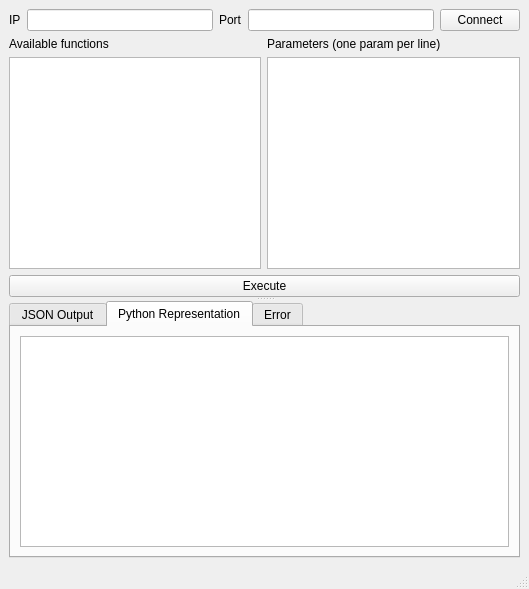
This is satellites/xmlrpc-tester/xtest.ui in thewickednet/wickedjukebox as Qt 5 draws it before an edit. The edited form follows.
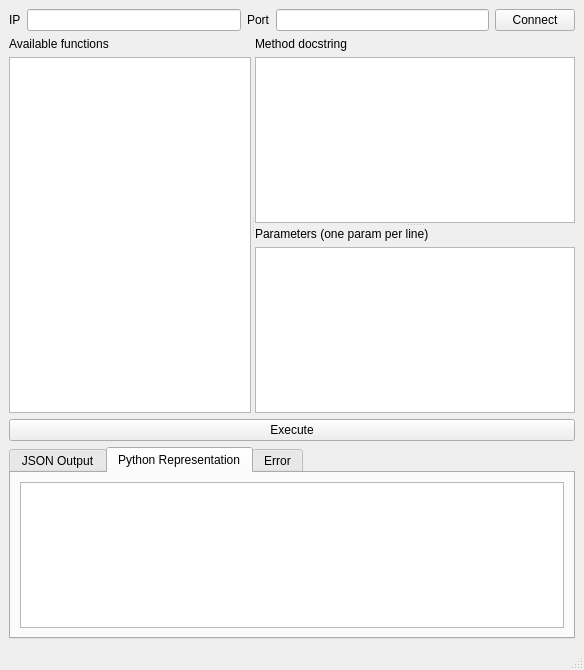
This is the edited form. The open tabs and pages were chosen to show the change.

Commit message: Retrieving method docstring

The edit to the form file:
```diff
--- a/satellites/xmlrpc-tester/xtest.ui
+++ b/satellites/xmlrpc-tester/xtest.ui
@@ -5,8 +5,8 @@
    <rect>
     <x>0</x>
     <y>0</y>
-    <width>529</width>
-    <height>589</height>
+    <width>584</width>
+    <height>670</height>
    </rect>
   </property>
   <property name="windowTitle" >
@@ -21,19 +21,6 @@
      <number>6</number>
     </property>
     <item>
-     <widget class="QSplitter" name="splitter" >
-      <property name="orientation" >
-       <enum>Qt::Vertical</enum>
-      </property>
-      <widget class="QWidget" name="layoutWidget" >
-       <layout class="QVBoxLayout" >
-        <property name="margin" >
-         <number>0</number>
-        </property>
-        <property name="spacing" >
-         <number>6</number>
-        </property>
-        <item>
          <layout class="QHBoxLayout" >
           <property name="margin" >
            <number>0</number>
@@ -71,14 +58,11 @@
          </layout>
         </item>
         <item>
-         <layout class="QHBoxLayout" >
-          <property name="margin" >
-           <number>0</number>
-          </property>
-          <property name="spacing" >
-           <number>6</number>
-          </property>
-          <item>
+     <widget class="QSplitter" name="splitter_2" >
+      <property name="orientation" >
+       <enum>Qt::Horizontal</enum>
+      </property>
+      <widget class="QWidget" name="" >
            <layout class="QVBoxLayout" >
             <property name="margin" >
              <number>0</number>
@@ -94,11 +78,61 @@
              </widget>
             </item>
             <item>
-             <widget class="QListWidget" name="lstMethods" />
-            </item>
-           </layout>
+         <widget class="QListWidget" name="lstMethods" >
+          <property name="baseSize" >
+           <size>
+            <width>200</width>
+            <height>0</height>
+           </size>
+          </property>
+         </widget>
+        </item>
+       </layout>
+      </widget>
+      <widget class="QSplitter" name="splitter" >
+       <property name="minimumSize" >
+        <size>
+         <width>320</width>
+         <height>16</height>
+        </size>
+       </property>
+       <property name="orientation" >
+        <enum>Qt::Vertical</enum>
+       </property>
+       <widget class="QWidget" name="layoutWidget" >
+        <layout class="QVBoxLayout" >
+         <property name="margin" >
+          <number>0</number>
+         </property>
+         <property name="spacing" >
+          <number>6</number>
+         </property>
+         <item>
+          <widget class="QLabel" name="label_5" >
+           <property name="text" >
+            <string>Method docstring</string>
+           </property>
+          </widget>
           </item>
           <item>
+          <widget class="QTextEdit" name="txtDocstring" >
+           <property name="minimumSize" >
+            <size>
+             <width>0</width>
+             <height>150</height>
+            </size>
+           </property>
+           <property name="readOnly" >
+            <bool>true</bool>
+           </property>
+           <property name="acceptRichText" >
+            <bool>true</bool>
+           </property>
+          </widget>
+         </item>
+        </layout>
+       </widget>
+       <widget class="QWidget" name="layoutWidget" >
            <layout class="QVBoxLayout" >
             <property name="margin" >
              <number>0</number>
@@ -114,11 +148,16 @@
              </widget>
             </item>
             <item>
-             <widget class="QTextEdit" name="txtParams" />
-            </item>
-           </layout>
-          </item>
-         </layout>
+          <widget class="QTextEdit" name="txtParams" >
+           <property name="tabChangesFocus" >
+            <bool>true</bool>
+           </property>
+          </widget>
+         </item>
+        </layout>
+       </widget>
+      </widget>
+     </widget>
         </item>
         <item>
          <widget class="QPushButton" name="btnExecute" >
@@ -127,8 +166,7 @@
           </property>
          </widget>
         </item>
-       </layout>
-      </widget>
+    <item>
       <widget class="QTabWidget" name="tabWidget" >
        <property name="currentIndex" >
         <number>0</number>
@@ -151,6 +189,9 @@
              <family>Monospace</family>
             </font>
            </property>
+          <property name="tabChangesFocus" >
+           <bool>true</bool>
+          </property>
            <property name="readOnly" >
             <bool>true</bool>
            </property>
@@ -176,6 +217,9 @@
              <family>Monospace</family>
             </font>
            </property>
+          <property name="readOnly" >
+           <bool>true</bool>
+          </property>
           </widget>
          </item>
         </layout>
@@ -198,10 +242,12 @@
              <family>Monospace</family>
             </font>
            </property>
+          <property name="readOnly" >
+           <bool>true</bool>
+          </property>
           </widget>
          </item>
         </layout>
-       </widget>
       </widget>
      </widget>
     </item>
```
Lines whose indentation alone changed are shown as unchanged. The commit also changes 2 other files.
